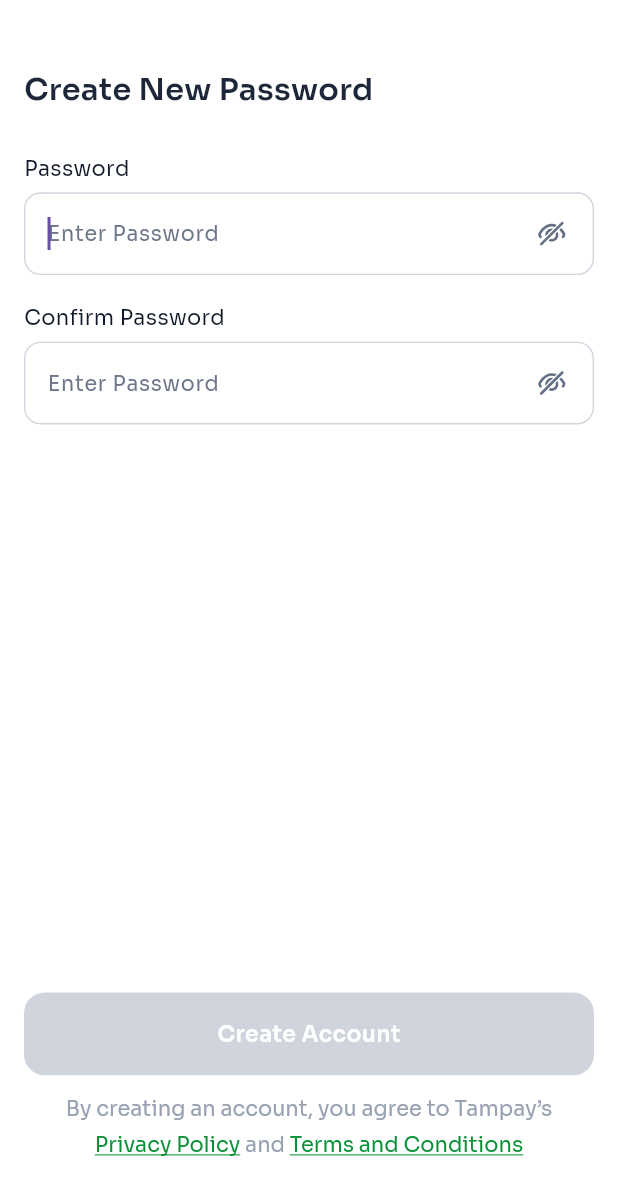
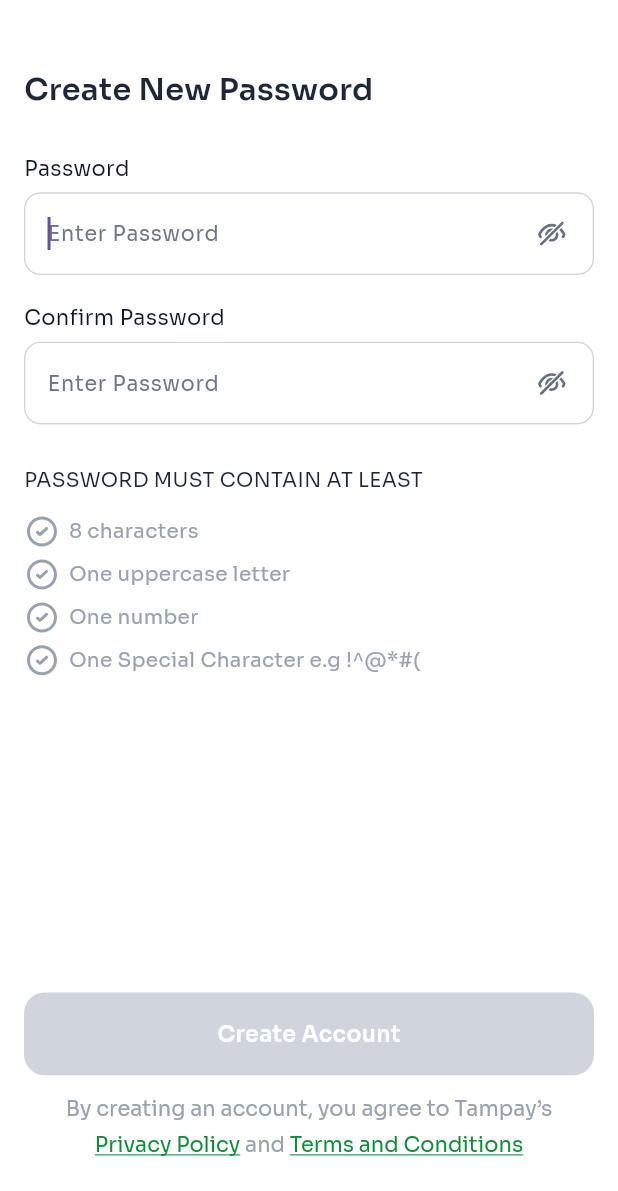
Before and after one commit to benthemobileguy/mfb-mobile, a Flutter app: the CreateNewPasswordScreen screen opened by its route, on a phone screen of 412 x 824 dp, the part 45-1236 px from its top. Run offline on Flutter 3.47's test engine with Material 3 defaults, Android fonts, the phone set to English and light mode, and no system bars; our stand-ins replace dio, flutter_card_swiper, flutter_riverpod, flutter_staggered_animations, flutter_styled_toast, flutter_svg and 6 more; missing offline and left inert: onscreen_num_keyboard; accounts and stored records are empty; generated files the repository leaves out were written again; project files that could hold a hidden picture were left out.

Commit message:
Add validation for create password

```diff
--- a/lib/app/signup/presentation/controller/signup_form_controller.dart
+++ b/lib/app/signup/presentation/controller/signup_form_controller.dart
@@ -2,7 +2,7 @@ import 'package:flutter_riverpod/flutter_riverpod.dart';
 import 'package:tampay_mobile/app/signup/presentation/state/signup_form_state.dart';
 
 final signUpFormControllerProvider =
-StateNotifierProvider<SignUpFormController, SignUpFormState>((ref) {
+    StateNotifierProvider<SignUpFormController, SignUpFormState>((ref) {
   return SignUpFormController();
 });
 
@@ -13,6 +13,24 @@ class SignUpFormController extends StateNotifier<SignUpFormState> {
     state = state.copyWith(
       firstName: firstName,
       isFirstNameValid: firstName.isNotEmpty,
+    );
+  }
+
+  void updatePassword(String password) {
+    // Regex for conditions
+    bool hasUppercase = password.contains(RegExp(r'[A-Z]'));
+    bool hasDigits = password.contains(RegExp(r'[0-9]'));
+    bool hasSpecialCharacters = password.contains(RegExp(r'[!@#$&*~^]'));
+    bool hasMinLength = password.length >= 8;
+
+    state = state.copyWith(
+      password: password,
+      isPasswordValid:
+          hasUppercase && hasDigits && hasSpecialCharacters && hasMinLength,
+      hasUppercase: hasUppercase,
+      hasDigits: hasDigits,
+      hasSpecialCharacters: hasSpecialCharacters,
+      hasMinLength: hasMinLength,
     );
   }
 
@@ -33,7 +51,7 @@ class SignUpFormController extends StateNotifier<SignUpFormState> {
   void updatePhone(String phone) {
     state = state.copyWith(
       phone: phone,
-      isPhoneValid: phone.length >= 10, // Example validation
+      isPhoneValid: phone.length == 11, // Example validation
     );
   }
 
@@ -41,18 +59,11 @@ class SignUpFormController extends StateNotifier<SignUpFormState> {
     state = state.copyWith(referralCode: referralCode);
   }
 
-  void updatePassword(String password) {
-    state = state.copyWith(
-      password: password,
-      isPasswordValid: password.length >= 8, // Example validation
-    );
-  }
-
   void updateConfirmPassword(String confirmPassword) {
     state = state.copyWith(
       confirmPassword: confirmPassword,
       isConfirmPasswordValid:
-      confirmPassword == state.password && confirmPassword.length >= 8,
+          confirmPassword == state.password && confirmPassword.length >= 8,
     );
   }
 }
--- a/lib/app/signup/presentation/state/signup_form_state.dart
+++ b/lib/app/signup/presentation/state/signup_form_state.dart
@@ -13,6 +13,12 @@ class SignUpFormState {
   final bool isPasswordValid;
   final bool isConfirmPasswordValid;
 
+  // Password validation conditions
+  final bool hasUppercase;
+  final bool hasDigits;
+  final bool hasSpecialCharacters;
+  final bool hasMinLength;
+
   SignUpFormState({
     this.firstName = '',
     this.lastName = '',
@@ -27,6 +33,10 @@ class SignUpFormState {
     this.isPhoneValid = false,
     this.isPasswordValid = false,
     this.isConfirmPasswordValid = false,
+    this.hasUppercase = false,
+    this.hasDigits = false,
+    this.hasSpecialCharacters = false,
+    this.hasMinLength = false,
   });
 
   SignUpFormState copyWith({
@@ -43,6 +53,10 @@ class SignUpFormState {
     bool? isPhoneValid,
     bool? isPasswordValid,
     bool? isConfirmPasswordValid,
+    bool? hasUppercase,
+    bool? hasDigits,
+    bool? hasSpecialCharacters,
+    bool? hasMinLength,
   }) {
     return SignUpFormState(
       firstName: firstName ?? this.firstName,
@@ -58,7 +72,11 @@ class SignUpFormState {
       isPhoneValid: isPhoneValid ?? this.isPhoneValid,
       isPasswordValid: isPasswordValid ?? this.isPasswordValid,
       isConfirmPasswordValid:
-      isConfirmPasswordValid ?? this.isConfirmPasswordValid,
+          isConfirmPasswordValid ?? this.isConfirmPasswordValid,
+      hasUppercase: hasUppercase ?? this.hasUppercase,
+      hasDigits: hasDigits ?? this.hasDigits,
+      hasSpecialCharacters: hasSpecialCharacters ?? this.hasSpecialCharacters,
+      hasMinLength: hasMinLength ?? this.hasMinLength,
     );
   }
 }
--- a/lib/app/signup/presentation/view/create_pass_screen.dart
+++ b/lib/app/signup/presentation/view/create_pass_screen.dart
@@ -4,6 +4,7 @@ import 'package:flutter_riverpod/flutter_riverpod.dart';
 import 'package:tampay_mobile/app/signup/presentation/controller/signup_form_controller.dart';
 import 'package:tampay_mobile/app/signup/presentation/state/signup_form_state.dart';
 import 'package:tampay_mobile/app/signup/presentation/state/verify_email_state.dart';
+import 'package:tampay_mobile/app/signup/presentation/view/widgets/pass_condition.dart';
 import '../../../../base/constant.dart';
 import '../../../../base/resizer/fetch_pixels.dart';
 import '../../../../base/widget_utils.dart';
@@ -113,9 +114,30 @@ class _CreateNewPasswordScreenState
                           isConfirmPass = !isConfirmPass;
                         });
                       }),
-                      getVerSpace(FetchPixels.getPixelHeight(19)),
-                      getVerSpace(FetchPixels.getPixelHeight(
-                          100)), // Added space to ensure the content is scrollable and doesn't overlap the bottom elements
+                      getVerSpace(FetchPixels.getPixelHeight(30)),
+                      getCustomFont(
+                          "PASSWORD MUST CONTAIN AT LEAST", 14.5, grey800, 1,
+                          fontWeight: FontWeight.w400),
+                      getVerSpace(FetchPixels.getPixelHeight(14)),
+                      PassCondition(
+                        title: "8 characters",
+                        isMet: sign_up_form_state.hasMinLength,
+                      ),
+                      getVerSpace(FetchPixels.getPixelHeight(5)),
+                      PassCondition(
+                        title: "One uppercase letter",
+                        isMet: sign_up_form_state.hasUppercase,
+                      ),
+                      getVerSpace(FetchPixels.getPixelHeight(5)),
+                      PassCondition(
+                        title: "One number",
+                        isMet: sign_up_form_state.hasDigits,
+                      ),
+                      getVerSpace(FetchPixels.getPixelHeight(5)),
+                      PassCondition(
+                        title: "One Special Character e.g !^@*#(",
+                        isMet: sign_up_form_state.hasSpecialCharacters,
+                      ),
                     ],
                   ),
                 ),
@@ -226,7 +248,7 @@ class _CreateNewPasswordScreenState
             lastName: signUpFormState.lastName.trim(),
             password: passwordController.text.trim(),
             confirmPassword: confirmPasswordController.text.trim(),
-            phone: signUpFormState.phone.trim(),
+            phone: "+234${signUpFormState.phone.trim().substring(1)}",
             referralCode: signUpFormState.referralCode.trim(),
             context: context,
           );
--- a/lib/app/signup/presentation/view/signup_screen.dart.dart
+++ b/lib/app/signup/presentation/view/signup_screen.dart.dart
@@ -124,6 +124,7 @@ class _SignUpScreenState extends ConsumerState<SignUpScreen> {
                 getDefaultTextFiledWithLabel(
                     context, "e.g 08123456789", phoneController,
                     isEnable: true,
+                    maxLength: 11,
                     focusNode: phoneFocusNode,
                     textInputType: TextInputType.phone,
                     title: "Phone Number",
--- /dev/null
+++ b/lib/app/signup/presentation/view/widgets/pass_condition.dart
@@ -0,0 +1,36 @@
+import 'package:flutter/material.dart';
+import 'package:tampay_mobile/base/widget_utils.dart';
+import 'package:tampay_mobile/theme/color_data.dart';
+
+class PassCondition extends StatelessWidget {
+  final String title;
+  final bool isMet;
+
+  const PassCondition({
+    super.key,
+    required this.title,
+    required this.isMet,
+  });
+
+  @override
+  Widget build(BuildContext context) {
+    return Row(
+      children: [
+        getSvgImage(
+          "check_circle.svg",
+          color: isMet ? successGreen : grey400Color,
+          width: 24,
+          height: 24,
+        ),
+        const SizedBox(width: 6),
+        getCustomFont(
+          title,
+          14.5,
+          isMet ? successGreen : grey400Color,
+          1,
+          fontWeight: FontWeight.w400,
+        ),
+      ],
+    );
+  }
+}
--- a/lib/base/widget_utils.dart
+++ b/lib/base/widget_utils.dart
@@ -81,7 +81,8 @@ Widget getSvgImage(String image,
     BoxFit boxFit = BoxFit.contain}) {
   return SvgPicture.asset(
     Constant.assetImagePath + image,
-    color: color,
+    colorFilter:
+        color != null ? ColorFilter.mode(color, BlendMode.srcIn) : null,
     width: width,
     height: height,
     fit: boxFit,
@@ -719,6 +720,7 @@ Widget getDefaultTextFiledWithLabel(
     String? title = "",
     EdgeInsetsGeometry margin = EdgeInsets.zero,
     bool isPass = false,
+    int? maxLength = 100,
     bool isEnable = true,
     EdgeInsetsGeometry? contentPadding = EdgeInsets.zero,
     double? height,
@@ -800,6 +802,7 @@ Widget getDefaultTextFiledWithLabel(
                           controller: textEditingController,
                           obscuringCharacter: "*",
                           autofocus: true,
+                          maxLength: maxLength,
                           obscureText: isPass,
                           keyboardType: textInputType,
                           showCursor: true,
@@ -816,6 +819,7 @@ Widget getDefaultTextFiledWithLabel(
                               contentPadding: contentPadding,
                               border: InputBorder.none,
                               hintText: s,
+                              counterText: "",
                               hintStyle: TextStyle(
                                   color: textColor,
                                   fontWeight: FontWeight.w400,
--- a/lib/theme/color_data.dart
+++ b/lib/theme/color_data.dart
@@ -8,6 +8,7 @@ Color grey600 = "#F7F9FC".toColor();
 Color intro3 = "#F7ECFF".toColor();
 Color grey400 = "#F7F9FC".toColor();
 Color grey650 = "#475367".toColor();
+Color grey800 = "#1D2739".toColor();
 Color successLightColor = "#EFFEF0".toColor();
 Color successColor = blueColor.withOpacity(0.10);
 Color switchColor = "#18CF2D".toColor();
```
Also changed, not shown: assets/images/check_circle.svg (added).
